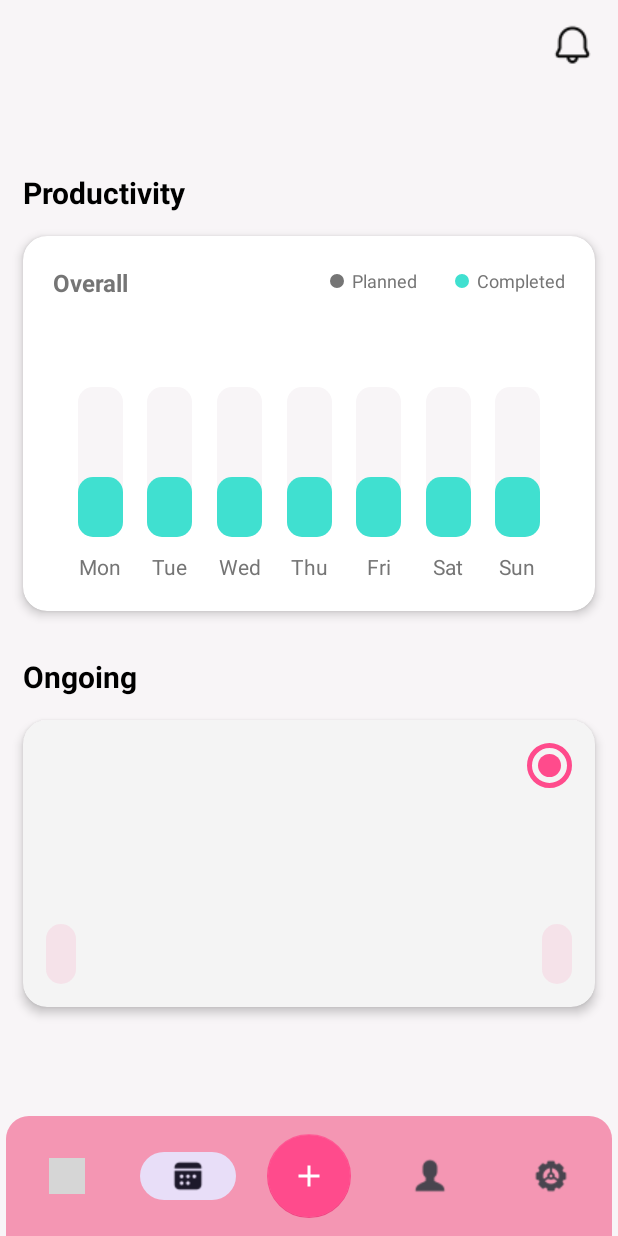
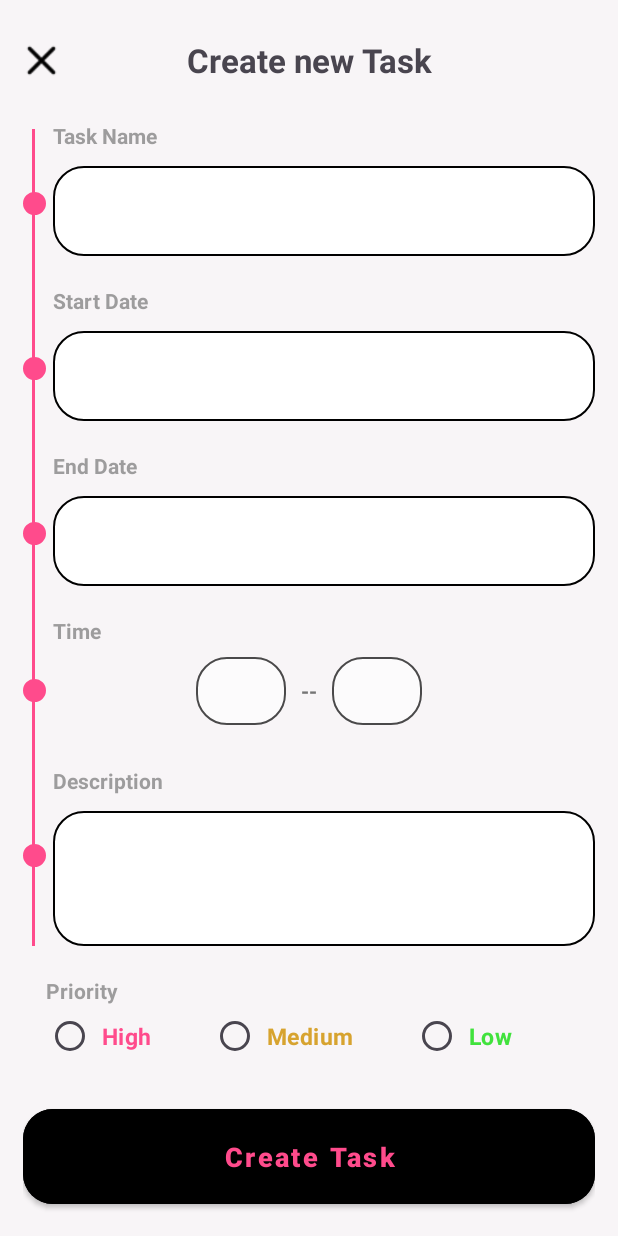
Before and after one commit to KhacMinh2305/TodoApp, an Android app: the screen it shows after launch (MainActivity), item 3 of the bottom bar chosen, on a phone screen of 412 x 824 dp. Run offline under Robolectric (Android 15) with nearby library versions, the phone set to English and light mode, and no system bars; grey boxes are pictures that could not be loaded.

Commit message:
create task

```diff
--- a/app/src/main/java/com/example/todo/view/activity/MainActivity.kt
+++ b/app/src/main/java/com/example/todo/view/activity/MainActivity.kt
@@ -1,11 +1,24 @@
 package com.example.todo.view.activity
+
 import android.os.Bundle
 import androidx.appcompat.app.AppCompatActivity
 import com.example.todo.R
+import com.google.android.material.floatingactionbutton.FloatingActionButton
+import com.example.todo.view.fragment.CreateTaskFragment
 
 class MainActivity : AppCompatActivity() {
     override fun onCreate(savedInstanceState: Bundle?) {
         super.onCreate(savedInstanceState)
         setContentView(R.layout.activity_main)
+
+        val addTaskButton = findViewById<FloatingActionButton>(R.id.addTaskButton)
+        // Thiết lập sự kiện
+        addTaskButton.setOnClickListener {
+            val fragment = CreateTaskFragment()
+            supportFragmentManager.beginTransaction()
+                .replace(R.id.main, fragment)
+                .addToBackStack(null)
+                .commit()
+        }
     }
 }
--- /dev/null
+++ b/app/src/main/java/com/example/todo/view/fragment/CreateTaskFragment.kt
@@ -0,0 +1,104 @@
+package com.example.todo.view.fragment
+
+import android.annotation.SuppressLint
+import android.app.DatePickerDialog
+import android.app.TimePickerDialog
+import android.os.Bundle
+import android.view.LayoutInflater
+import android.view.View
+import android.view.ViewGroup
+import android.widget.EditText
+import android.widget.ImageButton
+import android.widget.RadioGroup
+import androidx.fragment.app.Fragment
+import java.text.SimpleDateFormat
+import java.util.Calendar
+import java.util.Locale
+import com.example.todo.R
+
+ class CreateTaskFragment : Fragment() {
+
+    private lateinit var backButton: ImageButton
+    private lateinit var taskName: EditText
+    private lateinit var startDate: EditText
+    private lateinit var endDate: EditText
+     private lateinit var startTimeEditText: EditText
+     private lateinit var endTimeEditText: EditText
+    private lateinit var description: EditText
+    private lateinit var priorityGroup: RadioGroup
+    private val calendar = Calendar.getInstance()
+
+    @SuppressLint("DefaultLocale")
+    override fun onCreateView(
+        inflater: LayoutInflater, container: ViewGroup?,
+        savedInstanceState: Bundle?
+    ): View? {
+        val rootView = inflater.inflate(R.layout.create_new_task_layout, container, false)
+
+        backButton = rootView.findViewById(R.id.backButton)
+        taskName = rootView.findViewById(R.id.taskName)
+        startDate = rootView.findViewById(R.id.startDate)
+        endDate = rootView.findViewById(R.id.endDate)
+        description = rootView.findViewById(R.id.description)
+        priorityGroup = rootView.findViewById(R.id.priorityRadioGroup)
+        startTimeEditText = rootView.findViewById(R.id.beginEditText)
+        endTimeEditText = rootView.findViewById(R.id.endEditText)
+
+        backButton.setOnClickListener {
+            requireActivity().supportFragmentManager.popBackStack()
+        }
+
+        startDate.setOnClickListener {
+            showDatePickerDialog { date ->
+                startDate.setText(date)
+            }
+        }
+
+        endDate.setOnClickListener {
+            showDatePickerDialog { date ->
+                endDate.setText(date)
+            }
+        }
+        // Đặt sự kiện onClick cho trường thời gian bắt đầu
+        startTimeEditText.setOnClickListener {
+            showTimePicker { hour, minute ->
+                startTimeEditText.setText(String.format("%02d:%02d", hour, minute))
+            }
+        }
+
+        // Đặt sự kiện onClick cho trường thời gian kết thúc
+        endTimeEditText.setOnClickListener {
+            showTimePicker { hour, minute ->
+                endTimeEditText.setText(String.format("%02d:%02d", hour, minute))
+            }
+        }
+
+
+        return rootView
+    }
+
+    private fun showDatePickerDialog(onDateSet: (String) -> Unit) {
+        val datePickerDialog = DatePickerDialog(
+            requireContext(),
+            { _, year, month, dayOfMonth ->
+                calendar.set(year, month, dayOfMonth)
+                val dateFormat = SimpleDateFormat("dd/MM/yyyy", Locale.getDefault())
+                onDateSet(dateFormat.format(calendar.time))
+            },
+            calendar.get(Calendar.YEAR),
+            calendar.get(Calendar.MONTH),
+            calendar.get(Calendar.DAY_OF_MONTH)
+        )
+        datePickerDialog.show()
+    }
+
+     private fun showTimePicker(onTimeSet: (hour: Int, minute: Int) -> Unit) {
+         val calendar = Calendar.getInstance()
+         val hour = calendar.get(Calendar.HOUR_OF_DAY)
+         val minute = calendar.get(Calendar.MINUTE)
+
+         TimePickerDialog(requireContext(), { _, selectedHour, selectedMinute ->
+             onTimeSet(selectedHour, selectedMinute)
+         }, hour, minute, true).show()
+     }
+}
--- a/app/src/main/res/layout/activity_main.xml
+++ b/app/src/main/res/layout/activity_main.xml
@@ -6,7 +6,7 @@
     android:layout_width="match_parent"
     android:layout_height="match_parent"
     android:background="@color/screen_background"
-    tools:context=".MainActivity">
+    tools:context=".view.activity.MainActivity">
 
     <androidx.constraintlayout.widget.ConstraintLayout
         android:layout_width="match_parent"
--- a/app/src/main/res/layout/create_new_task_layout.xml
+++ b/app/src/main/res/layout/create_new_task_layout.xml
@@ -5,7 +5,8 @@
     android:layout_height="match_parent"
     xmlns:app="http://schemas.android.com/apk/res-auto"
     android:padding="15dp"
-    android:background="@color/screen_background">
+    android:background="@color/screen_background"
+    tools:context=".view.fragment.CreateTaskFragment">
 
     <ImageButton
         android:id="@+id/backButton"
--- a/app/src/main/res/values/strings.xml
+++ b/app/src/main/res/values/strings.xml
@@ -31,4 +31,6 @@
     <string name="medium">Medium</string>
     <string name="low">Low</string>
     <string name="today">Today Task</string>
+    <!-- TODO: Remove or change this placeholder text -->
+    <string name="hello_blank_fragment">Hello blank fragment</string>
 </resources>
```
